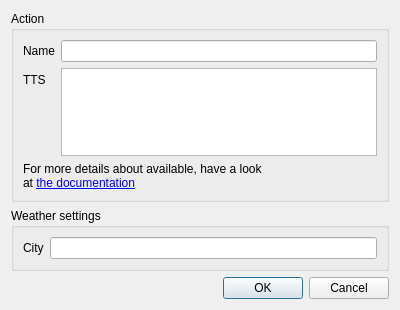
Above: dobby/qt/ui/action_weather.ui from Diaoul/Dobby before the change. Below: the same form after it.
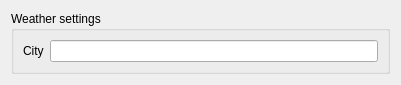
That is the form after the change.

Commit message: Add a test button and some inheritance in action UIs

```diff
--- a/dobby/qt/ui/action_weather.ui
+++ b/dobby/qt/ui/action_weather.ui
@@ -1,73 +1,19 @@
 <?xml version="1.0" encoding="UTF-8"?>
 <ui version="4.0">
- <class>ActionWeatherDialog</class>
- <widget class="QDialog" name="ActionWeatherDialog">
+ <class>ActionWeatherForm</class>
+ <widget class="QWidget" name="ActionWeatherForm">
   <property name="geometry">
    <rect>
     <x>0</x>
     <y>0</y>
-    <width>400</width>
-    <height>310</height>
+    <width>401</width>
+    <height>79</height>
    </rect>
   </property>
   <property name="windowTitle">
    <string>Dialog</string>
   </property>
   <layout class="QVBoxLayout" name="verticalLayout">
-   <item>
-    <widget class="QGroupBox" name="qgbAction">
-     <property name="title">
-      <string>Action</string>
-     </property>
-     <layout class="QFormLayout" name="formLayout">
-      <property name="fieldGrowthPolicy">
-       <enum>QFormLayout::AllNonFixedFieldsGrow</enum>
-      </property>
-      <item row="0" column="0">
-       <widget class="QLabel" name="qlName">
-        <property name="text">
-         <string>Name</string>
-        </property>
-        <property name="buddy">
-         <cstring>qleName</cstring>
-        </property>
-       </widget>
-      </item>
-      <item row="0" column="1">
-       <widget class="QLineEdit" name="qleName"/>
-      </item>
-      <item row="1" column="0">
-       <widget class="QLabel" name="qlTTS">
-        <property name="text">
-         <string>TTS</string>
-        </property>
-        <property name="buddy">
-         <cstring>qpteTTS</cstring>
-        </property>
-       </widget>
-      </item>
-      <item row="1" column="1">
-       <widget class="QPlainTextEdit" name="qpteTTS">
-        <property name="tabChangesFocus">
-         <bool>true</bool>
-        </property>
-       </widget>
-      </item>
-      <item row="2" column="0" colspan="2">
-       <widget class="QLabel" name="qlDocumentation">
-        <property name="text">
-         <string>&lt;!DOCTYPE HTML PUBLIC &quot;-//W3C//DTD HTML 4.0//EN&quot; &quot;http://www.w3.org/TR/REC-html40/strict.dtd&quot;&gt;
-&lt;html&gt;&lt;head&gt;&lt;meta name=&quot;qrichtext&quot; content=&quot;1&quot; /&gt;&lt;style type=&quot;text/css&quot;&gt;
-p, li { white-space: pre-wrap; }
-&lt;/style&gt;&lt;/head&gt;&lt;body style=&quot; font-family:'Cantarell'; font-size:9pt; font-weight:400; font-style:normal;&quot;&gt;
-&lt;p style=&quot; margin-top:0px; margin-bottom:0px; margin-left:0px; margin-right:0px; -qt-block-indent:0; text-indent:0px;&quot;&gt;For more details about available, have a look&lt;/p&gt;
-&lt;p style=&quot; margin-top:0px; margin-bottom:0px; margin-left:0px; margin-right:0px; -qt-block-indent:0; text-indent:0px;&quot;&gt;at &lt;a href=&quot;dobby.readthedocs.org&quot;&gt;&lt;span style=&quot; text-decoration: underline; color:#0000ff;&quot;&gt;the documentation&lt;/span&gt;&lt;/a&gt;&lt;/p&gt;&lt;/body&gt;&lt;/html&gt;</string>
-        </property>
-       </widget>
-      </item>
-     </layout>
-    </widget>
-   </item>
    <item>
     <widget class="QGroupBox" name="qgbWeather">
      <property name="title">
@@ -90,16 +36,6 @@
      </layout>
     </widget>
    </item>
-   <item>
-    <widget class="QDialogButtonBox" name="buttonBox">
-     <property name="orientation">
-      <enum>Qt::Horizontal</enum>
-     </property>
-     <property name="standardButtons">
-      <set>QDialogButtonBox::Cancel|QDialogButtonBox::Ok</set>
-     </property>
-    </widget>
-   </item>
   </layout>
  </widget>
  <tabstops>
```
Left out of the diff: 43 changed lines with no effect on the pictures. The commit also changes 6 other files.
